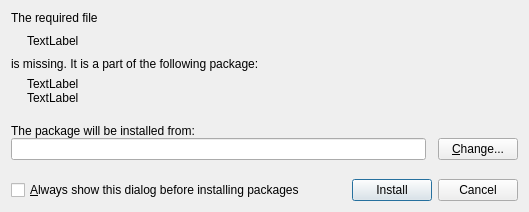
Above: Libraries/MiKTeX/UI/Qt/InstallPackageDialog.ui from Amaterasu27/miktex before the change. Below: the same form after it.
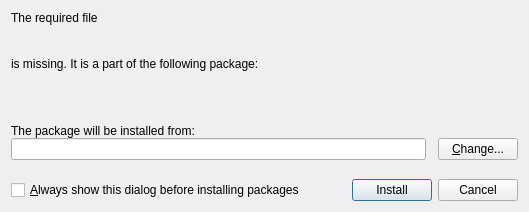
That is the form after the change.

What changed in the file:
```diff
--- a/Libraries/MiKTeX/UI/Qt/InstallPackageDialog.ui
+++ b/Libraries/MiKTeX/UI/Qt/InstallPackageDialog.ui
@@ -60,7 +60,7 @@
         </sizepolicy>
        </property>
        <property name="text" >
-        <string>TextLabel</string>
+        <string/>
        </property>
        <property name="textInteractionFlags" >
         <set>Qt::NoTextInteraction|Qt::TextSelectableByKeyboard|Qt::TextSelectableByMouse</set>
@@ -111,7 +111,7 @@
           </sizepolicy>
          </property>
          <property name="text" >
-          <string>TextLabel</string>
+          <string/>
          </property>
          <property name="textFormat" >
           <enum>Qt::AutoText</enum>
@@ -130,7 +130,7 @@
           </sizepolicy>
          </property>
          <property name="text" >
-          <string>TextLabel</string>
+          <string/>
          </property>
          <property name="openExternalLinks" >
           <bool>false</bool>
```
Left out of the diff: 39 changed lines with no effect on the pictures.
